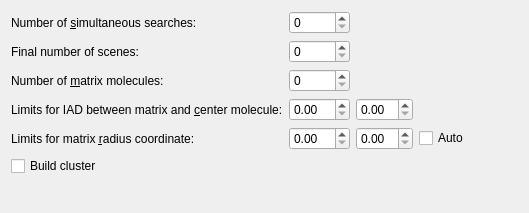
Before: the Qt Designer form src/randomdock/ui/tab_params.ui in xtalopt/XtalOpt, drawn with Qt 5.
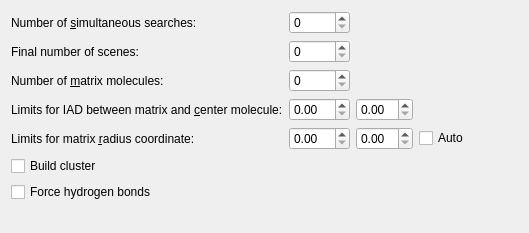
After: the same form once the commit is applied.

Commit message:
Add option to randomdock to encourage hydrogen bonding.
This new option will ensure that new scenes satisfy:
* No intermolecular distances < IAD_min
* At least one potential H-Bond < IAD_max

A potential H-Bond is interpreted as X-H-X, where X is one of (O, N, F).

What changed in the file:
```diff
--- a/src/randomdock/ui/tab_params.ui
+++ b/src/randomdock/ui/tab_params.ui
@@ -76,7 +76,7 @@
    <item row="5" column="2">
     <widget class="QDoubleSpinBox" name="spin_radius_max"/>
    </item>
-   <item row="7" column="0">
+   <item row="8" column="0">
     <spacer name="verticalSpacer">
      <property name="orientation">
       <enum>Qt::Vertical</enum>
@@ -96,7 +96,7 @@
      </property>
     </widget>
    </item>
-   <item row="7" column="3">
+   <item row="8" column="3">
     <spacer name="horizontalSpacer">
      <property name="orientation">
       <enum>Qt::Horizontal</enum>
@@ -135,6 +135,13 @@
      </property>
     </widget>
    </item>
+   <item row="7" column="0">
+    <widget class="QCheckBox" name="cb_strictHBonds">
+     <property name="text">
+      <string>Force hydrogen bonds</string>
+     </property>
+    </widget>
+   </item>
   </layout>
  </widget>
  <tabstops>
```
The commit also changes 3 other files.
